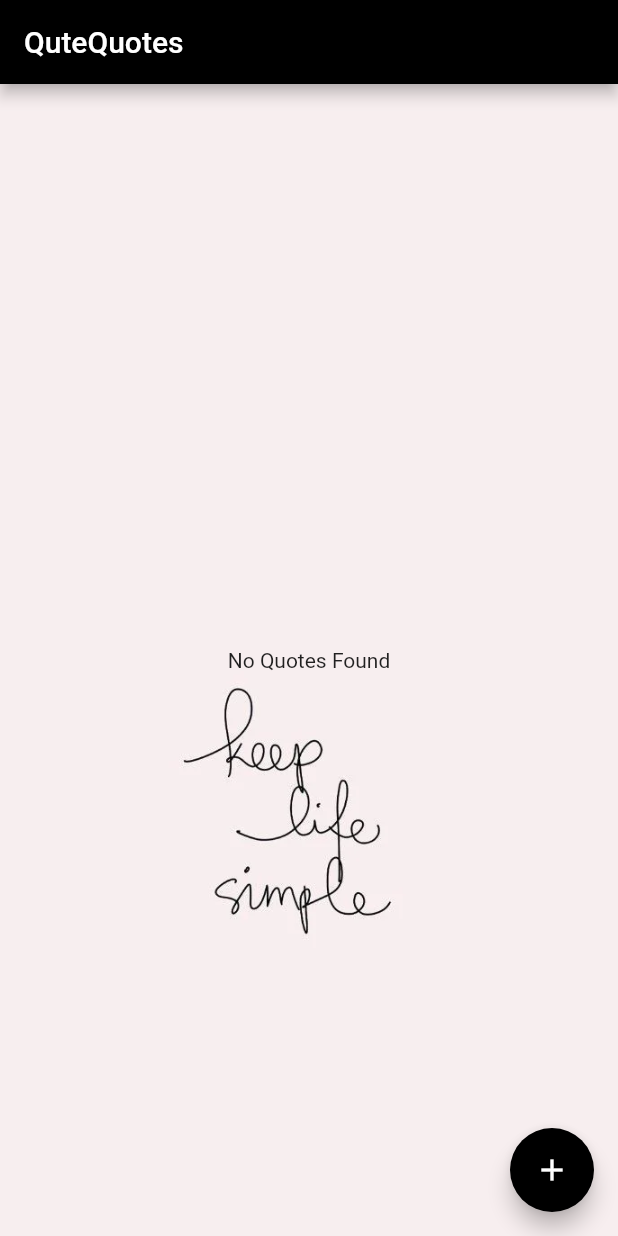
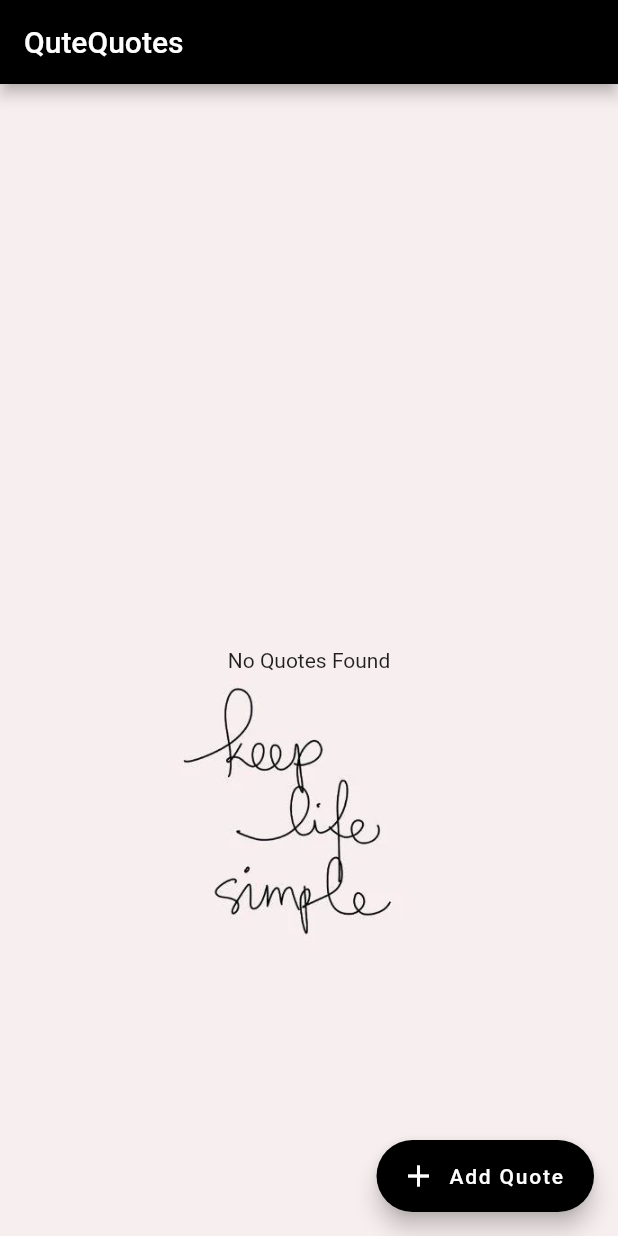
Before and after one commit to Bubbles1206/QuteQuotes, a Flutter app: the screen it shows after launch, after a tap on "Submit IP and Port", on a phone screen of 412 x 824 dp. Run offline on Flutter 3.47's test engine with Material 2 defaults, Android fonts, the phone set to English and light mode, and no system bars; our stand-ins replace google_fonts; network calls fail.

Commit message:
New FAB.extended added

```diff
--- a/mvc_client/lib/Views/quote_list_screen.dart
+++ b/mvc_client/lib/Views/quote_list_screen.dart
@@ -58,10 +58,12 @@ class _QuoteListScreenState extends State<QuoteListScreen> {
           _buildUI(viewModel)
         ],
       ),
-      floatingActionButton: FloatingActionButton(
+      floatingActionButton: FloatingActionButton.extended(
         onPressed: () => _addQuoteButton(viewModel.quotes.length),
         tooltip: 'Add Quote',
-        child: const Icon(Icons.add),
+        label: const Text("Add Quote"),
+        icon: const Icon(Icons.add),
+        // child: const Text("+ Add a Quote"),
       ),
     );
     // body: const Text("Quotes will be displayed here"));
```
